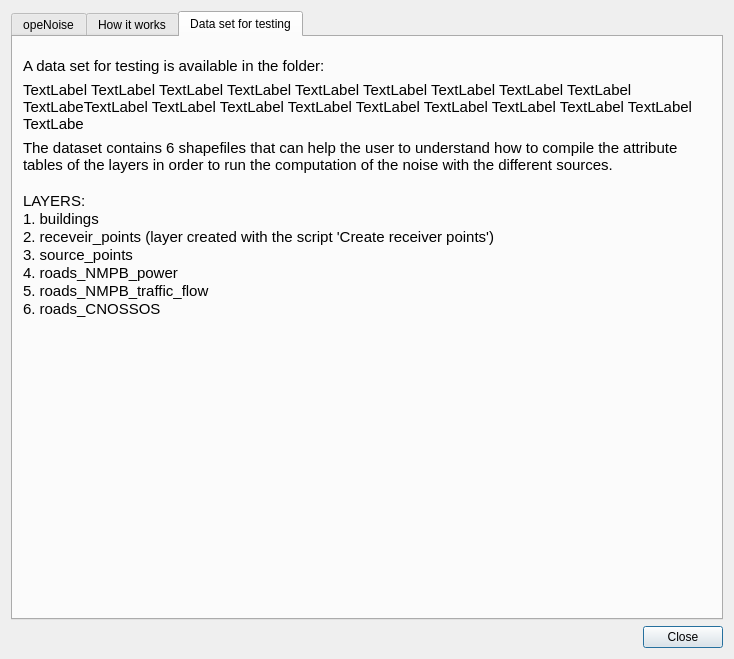
pierluigiderosa/openoise, file tools/ui_Informations.ui: the form before one commit.
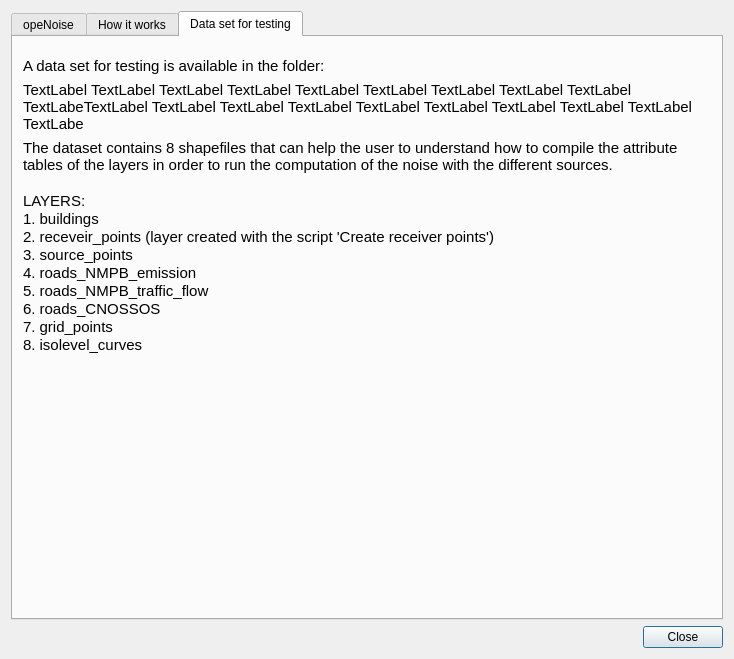
The form after the commit. The open tabs and pages were chosen to show the change.

What changed in the file:
```diff
--- a/tools/ui_Informations.ui
+++ b/tools/ui_Informations.ui
@@ -406,15 +406,17 @@
            </font>
           </property>
           <property name="text">
-           <string>The dataset contains 6 shapefiles that can help the user to understand how to compile the attribute tables of the layers in order to run the computation of the noise with the different sources.
+           <string>The dataset contains 8 shapefiles that can help the user to understand how to compile the attribute tables of the layers in order to run the computation of the noise with the different sources.
 
 LAYERS:
 1. buildings
 2. receveir_points (layer created with the script 'Create receiver points')
 3. source_points
-4. roads_NMPB_power
+4. roads_NMPB_emission
 5. roads_NMPB_traffic_flow
-6. roads_CNOSSOS</string>
+6. roads_CNOSSOS
+7. grid_points
+8. isolevel_curves</string>
           </property>
           <property name="alignment">
            <set>Qt::AlignLeading|Qt::AlignLeft|Qt::AlignTop</set>
```
Left out of the diff: 6 changed lines with no effect on the pictures.
